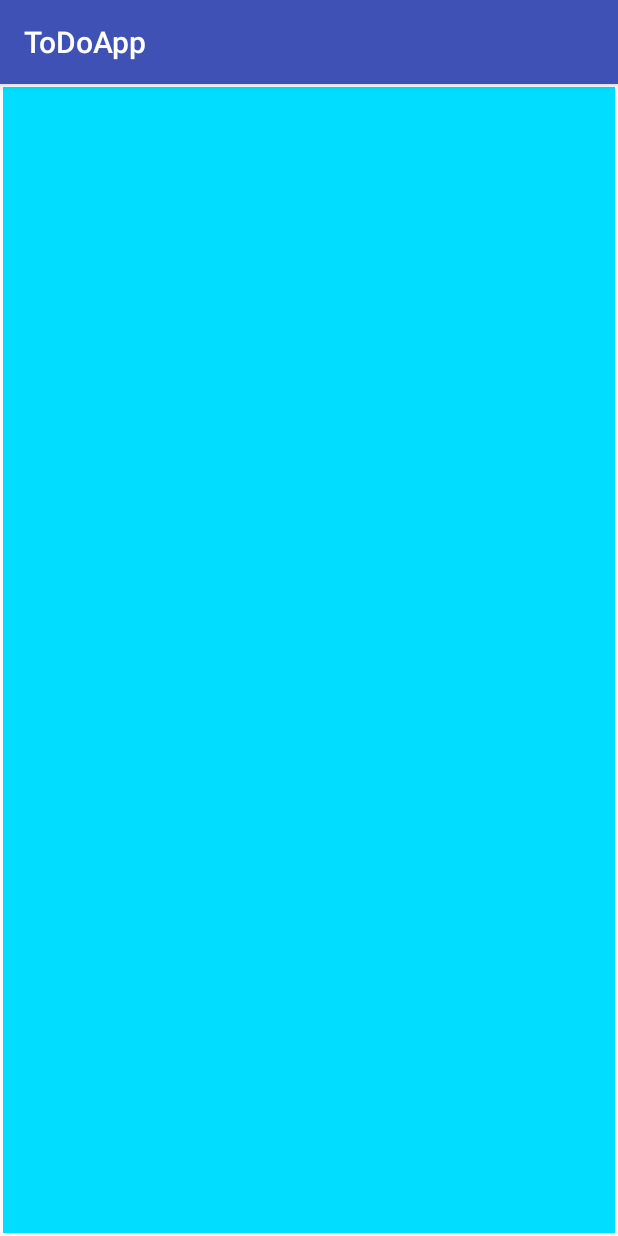
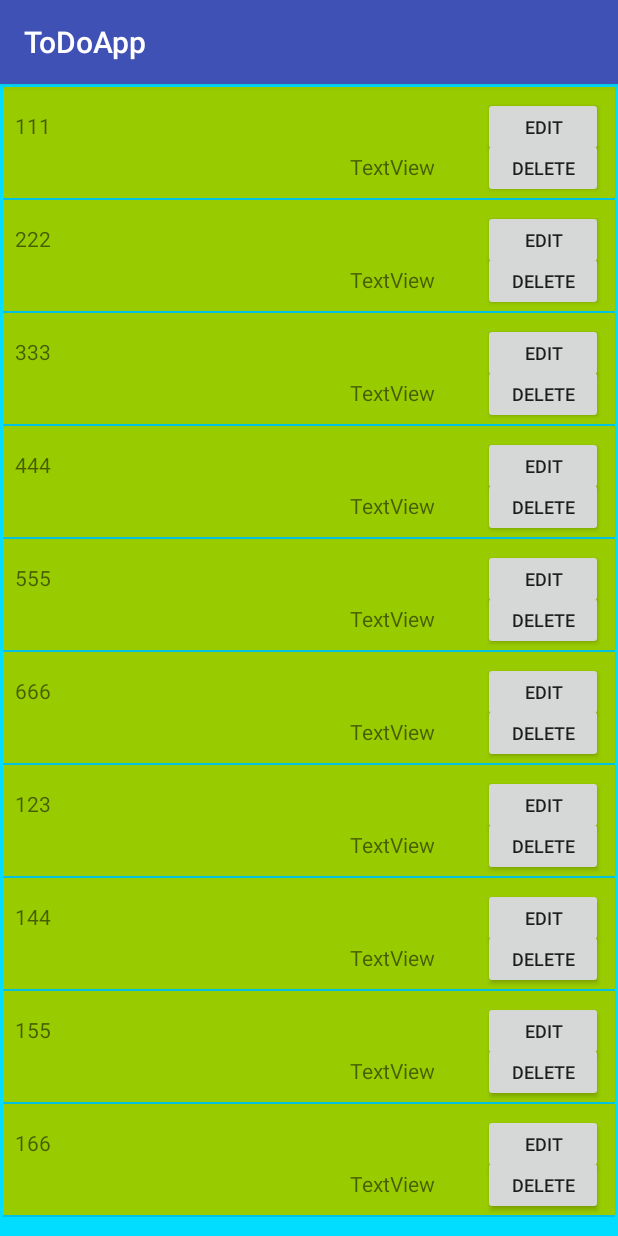
Before and after one commit to pushpa66/ToDoApp, an Android app: the screen it shows after launch (MainActivity), on a phone screen of 412 x 824 dp. Run offline under Robolectric (Android 15) with nearby library versions, the phone set to English and light mode, and no system bars.

Commit message:
list view working fine

```diff
--- a/app/build.gradle
+++ b/app/build.gradle
@@ -23,6 +23,7 @@ dependencies {
     implementation 'com.android.support:appcompat-v7:26.1.0'
     implementation 'com.android.support:support-annotations:27.1.1'
     implementation 'com.android.support.constraint:constraint-layout:1.1.0'
+    implementation 'com.android.support:design:26.1.0'
     testImplementation 'junit:junit:4.12'
     androidTestImplementation 'com.android.support.test:runner:1.0.2'
     androidTestImplementation 'com.android.support.test.espresso:espresso-core:3.0.2'
--- a/app/src/main/AndroidManifest.xml
+++ b/app/src/main/AndroidManifest.xml
@@ -16,6 +16,7 @@
                 <category android:name="android.intent.category.LAUNCHER" />
             </intent-filter>
         </activity>
+        <activity android:name=".ItemActivity"></activity>
     </application>
 
 </manifest>
--- /dev/null
+++ b/app/src/main/java/com/example/pushpe/todoapp/CustomItemAdapter.java
@@ -0,0 +1,67 @@
+package com.example.pushpe.todoapp;
+
+import android.content.Context;
+import android.view.LayoutInflater;
+import android.view.View;
+import android.view.ViewGroup;
+import android.widget.BaseAdapter;
+import android.widget.Button;
+import android.widget.TextView;
+
+import java.util.ArrayList;
+
+public class CustomItemAdapter extends BaseAdapter {
+
+    private Context mContext;
+    private ArrayList<String> mArrItemData;
+
+    public CustomItemAdapter(Context context, ArrayList arrItemData) {
+        super();
+        mContext = context;
+        mArrItemData = arrItemData;
+    }
+
+    public int getCount() {
+        // return the number of records
+        return mArrItemData.size();
+    }
+
+    // getView method is called for each item of ListView
+    public View getView(int position, View view, ViewGroup parent) {
+        // inflate the layout for each item of listView
+        LayoutInflater inflater = (LayoutInflater) mContext.getSystemService(Context.LAYOUT_INFLATER_SERVICE);
+        view = inflater.inflate(R.layout.activity_item, parent, false);
+
+
+        // get the reference of textView and button
+        TextView txtDescription = view.findViewById(R.id.textViewDescription);
+        Button btnDelete = view.findViewById(R.id.buttonDelete);
+        Button btnEdit = view.findViewById(R.id.buttonEdit);
+
+        txtDescription.setText(mArrItemData.get(position));
+
+        btnDelete.setOnClickListener(new View.OnClickListener() {
+            @Override
+            public void onClick(View view) {
+                // Logic goes here
+            }
+        });
+        btnEdit.setOnClickListener(new View.OnClickListener() {
+            @Override
+            public void onClick(View view) {
+                // Logic goes here
+            }
+        });
+
+        return view;
+    }
+
+    public Object getItem(int position) {
+        // TODO Auto-generated method stub
+        return position;
+    }
+
+    public long getItemId(int position) {
+        // TODO Auto-generated method stub
+        return position;
+    }}
--- /dev/null
+++ b/app/src/main/java/com/example/pushpe/todoapp/ItemActivity.java
@@ -0,0 +1,13 @@
+package com.example.pushpe.todoapp;
+
+import android.support.v7.app.AppCompatActivity;
+import android.os.Bundle;
+
+public class ItemActivity extends AppCompatActivity {
+
+    @Override
+    protected void onCreate(Bundle savedInstanceState) {
+        super.onCreate(savedInstanceState);
+        setContentView(R.layout.activity_item);
+    }
+}
--- a/app/src/main/java/com/example/pushpe/todoapp/MainActivity.java
+++ b/app/src/main/java/com/example/pushpe/todoapp/MainActivity.java
@@ -2,6 +2,11 @@ package com.example.pushpe.todoapp;
 
 import android.support.v7.app.AppCompatActivity;
 import android.os.Bundle;
+import android.widget.ListView;
+
+import java.util.ArrayList;
+import java.util.Arrays;
+
 
 public class MainActivity extends AppCompatActivity {
 
@@ -9,5 +14,15 @@ public class MainActivity extends AppCompatActivity {
     protected void onCreate(Bundle savedInstanceState) {
         super.onCreate(savedInstanceState);
         setContentView(R.layout.activity_main);
+
+        ListView mListview = findViewById(R.id.listViewToDo);
+
+        // Set some data to array list
+        ArrayList<String> mArrData = new ArrayList<>(Arrays.asList("111,222,333,444,555,666,123,144,155,166".split(",")));
+
+        // Initialize adapter and set adapter to list view
+        CustomItemAdapter mAdapter = new CustomItemAdapter(MainActivity.this, mArrData);
+        mListview.setAdapter(mAdapter);
+        mAdapter.notifyDataSetChanged();
     }
 }
--- /dev/null
+++ b/app/src/main/res/layout/activity_item.xml
@@ -0,0 +1,52 @@
+<?xml version="1.0" encoding="utf-8"?>
+<android.support.constraint.ConstraintLayout xmlns:android="http://schemas.android.com/apk/res/android"
+    xmlns:app="http://schemas.android.com/apk/res-auto"
+    xmlns:tools="http://schemas.android.com/tools"
+    android:layout_width="match_parent"
+    android:layout_height="wrap_content"
+    android:background="@android:color/holo_green_light"
+    tools:context="com.example.pushpe.todoapp.ItemActivity">
+
+    <Button
+        android:id="@+id/buttonDelete"
+        android:layout_width="80dp"
+        android:layout_height="40dp"
+        android:text="@string/btnDelete"
+        android:textSize="12sp"
+        app:layout_constraintBaseline_toBaselineOf="@+id/textViewTime"
+        app:layout_constraintEnd_toEndOf="@+id/buttonEdit"
+        app:layout_constraintStart_toStartOf="@+id/buttonEdit" />
+
+    <Button
+        android:id="@+id/buttonEdit"
+        android:layout_width="80dp"
+        android:layout_height="40dp"
+        android:layout_marginEnd="8dp"
+        android:text="@string/btnEdit"
+        android:textSize="12sp"
+        app:layout_constraintBaseline_toBaselineOf="@+id/textViewDescription"
+        app:layout_constraintEnd_toEndOf="parent" />
+
+    <TextView
+        android:id="@+id/textViewDescription"
+        android:layout_width="0dp"
+        android:layout_height="wrap_content"
+        android:layout_marginEnd="8dp"
+        android:layout_marginStart="8dp"
+        android:layout_marginTop="16dp"
+        android:text="@string/textView"
+        app:layout_constraintEnd_toStartOf="@+id/buttonEdit"
+        app:layout_constraintStart_toStartOf="parent"
+        app:layout_constraintTop_toTopOf="parent" />
+
+    <TextView
+        android:id="@+id/textViewTime"
+        android:layout_width="wrap_content"
+        android:layout_height="wrap_content"
+        android:layout_marginEnd="32dp"
+        android:layout_marginTop="8dp"
+        android:text="@string/textView"
+        app:layout_constraintEnd_toStartOf="@+id/buttonDelete"
+        app:layout_constraintTop_toBottomOf="@+id/textViewDescription" />
+
+</android.support.constraint.ConstraintLayout>
--- a/app/src/main/res/layout/activity_main.xml
+++ b/app/src/main/res/layout/activity_main.xml
@@ -4,9 +4,11 @@
     xmlns:tools="http://schemas.android.com/tools"
     android:layout_width="match_parent"
     android:layout_height="match_parent"
+    android:background="@android:color/holo_blue_bright"
     tools:context="com.example.pushpe.todoapp.MainActivity">
 
     <ListView
+        android:id="@+id/listViewToDo"
         android:layout_width="0dp"
         android:layout_height="0dp"
         android:layout_marginBottom="2dp"
--- /dev/null
+++ b/app/src/main/res/values/dimens.xml
@@ -0,0 +1,3 @@
+<resources>
+    <dimen name="fab_margin">16dp</dimen>
+</resources>
--- a/app/src/main/res/values/strings.xml
+++ b/app/src/main/res/values/strings.xml
@@ -1,3 +1,9 @@
 <resources>
     <string name="app_name">ToDoApp</string>
+    <string name="title_activity_item">Item</string>
+    <string name="buttonText">Button</string>
+    <string name="textView">TextView</string>
+
+    <string name="btnDelete">Delete</string>
+    <string name="btnEdit">Edit</string>
 </resources>
--- a/app/src/main/res/values/styles.xml
+++ b/app/src/main/res/values/styles.xml
@@ -8,4 +8,13 @@
         <item name="colorAccent">@color/colorAccent</item>
     </style>
 
+    <style name="AppTheme.NoActionBar">
+        <item name="windowActionBar">false</item>
+        <item name="windowNoTitle">true</item>
+    </style>
+
+    <style name="AppTheme.AppBarOverlay" parent="ThemeOverlay.AppCompat.Dark.ActionBar" />
+
+    <style name="AppTheme.PopupOverlay" parent="ThemeOverlay.AppCompat.Light" />
+
 </resources>
```
